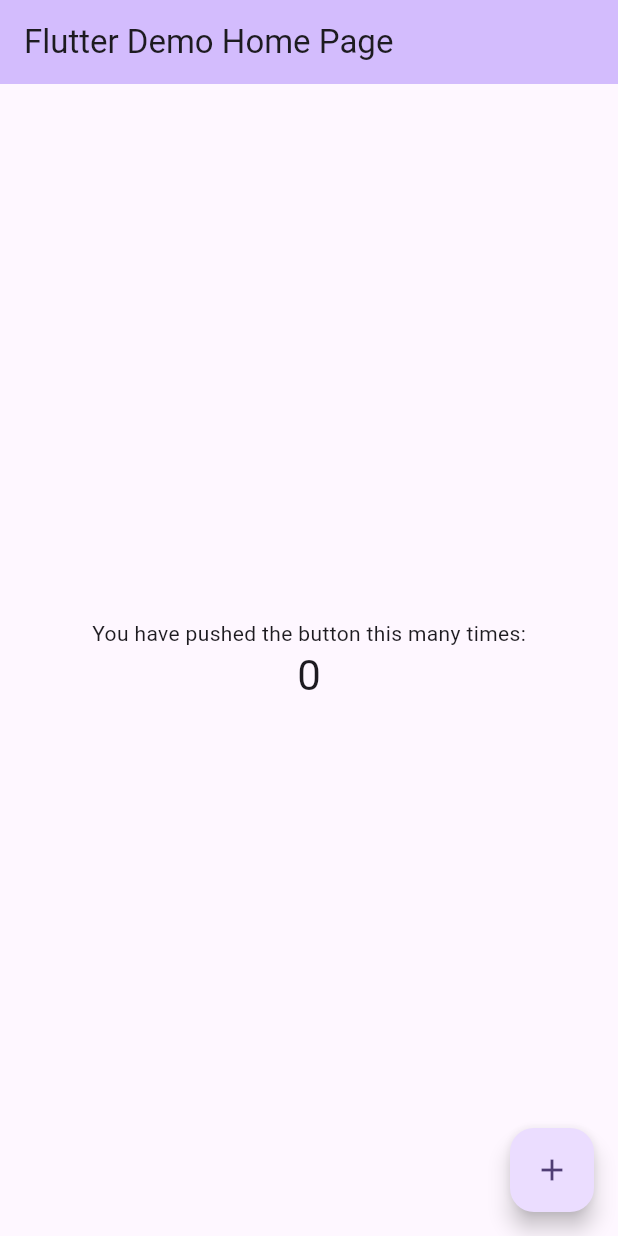
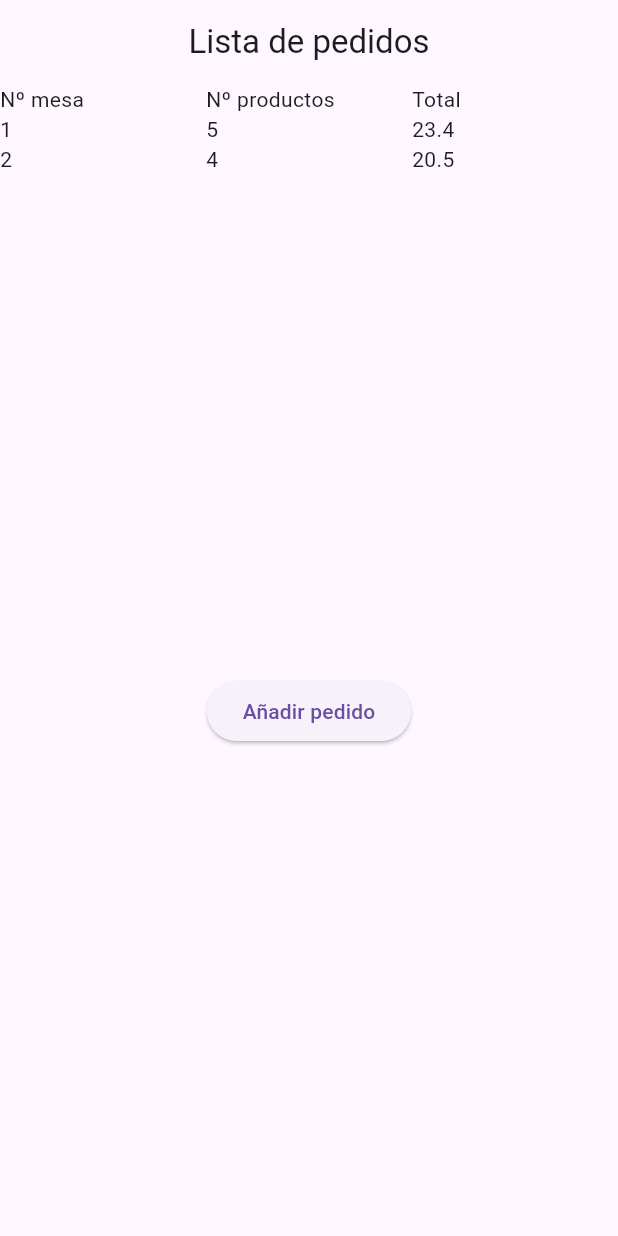
Before and after one commit to SilviaGarciaBouza/T4_1, a Flutter app: the screen it shows after launch, on a phone screen of 412 x 824 dp. Run offline on Flutter 3.47's test engine with Material 3 defaults, Android fonts, the phone set to English and light mode, and no system bars.

Commit message:
add init navigation

```diff
--- a/lib/main.dart
+++ b/lib/main.dart
@@ -1,4 +1,10 @@
 import 'package:flutter/material.dart';
+import 'package:provider/provider.dart';
+import 'package:t4_1/viewmodels/BarViewModel.dart';
+import 'package:t4_1/views/CrearPedidoView.dart';
+import 'package:t4_1/views/HomeView.dart';
+import 'package:t4_1/views/ResumenFinal.dart';
+import 'package:t4_1/views/SeleccionProductoView.dart';
 
 void main() {
   runApp(const MyApp());
@@ -6,117 +12,21 @@ void main() {
 
 class MyApp extends StatelessWidget {
   const MyApp({super.key});
-
-  // This widget is the root of your application.
   @override
   Widget build(BuildContext context) {
-    return MaterialApp(
-      title: 'Flutter Demo',
-      theme: ThemeData(
-        // This is the theme of your application.
-        //
-        // TRY THIS: Try running your application with "flutter run". You'll see
-        // the application has a purple toolbar. Then, without quitting the app,
-        // try changing the seedColor in the colorScheme below to Colors.green
-        // and then invoke "hot reload" (save your changes or press the "hot
-        // reload" button in a Flutter-supported IDE, or press "r" if you used
-        // the command line to start the app).
-        //
-        // Notice that the counter didn't reset back to zero; the application
-        // state is not lost during the reload. To reset the state, use hot
-        // restart instead.
-        //
-        // This works for code too, not just values: Most code changes can be
-        // tested with just a hot reload.
-        colorScheme: ColorScheme.fromSeed(seedColor: Colors.deepPurple),
+    return ChangeNotifierProvider(
+      create: (context) => BarViewModel(),
+      child: MaterialApp(
+        title: "Bar App",
+        theme: ThemeData(primarySwatch: Colors.blue),
+        initialRoute: HomeWiew.routeName,
+        routes: {
+          HomeWiew.routeName: (_) => HomeWiew(),
+          Crearpedidoview.routeName: (_) => Crearpedidoview(),
+          ResumenfinalView.routeName: (_) => ResumenfinalView(),
+          Seleccionproductoview.routeName: (_) => Seleccionproductoview(),
+        },
       ),
-      home: const MyHomePage(title: 'Flutter Demo Home Page'),
     );
   }
 }
-
-class MyHomePage extends StatefulWidget {
-  const MyHomePage({super.key, required this.title});
-
-  // This widget is the home page of your application. It is stateful, meaning
-  // that it has a State object (defined below) that contains fields that affect
-  // how it looks.
-
-  // This class is the configuration for the state. It holds the values (in this
-  // case the title) provided by the parent (in this case the App widget) and
-  // used by the build method of the State. Fields in a Widget subclass are
-  // always marked "final".
-
-  final String title;
-
-  @override
-  State<MyHomePage> createState() => _MyHomePageState();
-}
-
-class _MyHomePageState extends State<MyHomePage> {
-  int _counter = 0;
-
-  void _incrementCounter() {
-    setState(() {
-      // This call to setState tells the Flutter framework that something has
-      // changed in this State, which causes it to rerun the build method below
-      // so that the display can reflect the updated values. If we changed
-      // _counter without calling setState(), then the build method would not be
-      // called again, and so nothing would appear to happen.
-      _counter++;
-    });
-  }
-
-  @override
-  Widget build(BuildContext context) {
-    // This method is rerun every time setState is called, for instance as done
-    // by the _incrementCounter method above.
-    //
-    // The Flutter framework has been optimized to make rerunning build methods
-    // fast, so that you can just rebuild anything that needs updating rather
-    // than having to individually change instances of widgets.
-    return Scaffold(
-      appBar: AppBar(
-        // TRY THIS: Try changing the color here to a specific color (to
-        // Colors.amber, perhaps?) and trigger a hot reload to see the AppBar
-        // change color while the other colors stay the same.
-        backgroundColor: Theme.of(context).colorScheme.inversePrimary,
-        // Here we take the value from the MyHomePage object that was created by
-        // the App.build method, and use it to set our appbar title.
-        title: Text(widget.title),
-      ),
-      body: Center(
-        // Center is a layout widget. It takes a single child and positions it
-        // in the middle of the parent.
-        child: Column(
-          // Column is also a layout widget. It takes a list of children and
-          // arranges them vertically. By default, it sizes itself to fit its
-          // children horizontally, and tries to be as tall as its parent.
-          //
-          // Column has various properties to control how it sizes itself and
-          // how it positions its children. Here we use mainAxisAlignment to
-          // center the children vertically; the main axis here is the vertical
-          // axis because Columns are vertical (the cross axis would be
-          // horizontal).
-          //
-          // TRY THIS: Invoke "debug painting" (choose the "Toggle Debug Paint"
-          // action in the IDE, or press "p" in the console), to see the
-          // wireframe for each widget.
-          mainAxisAlignment: MainAxisAlignment.center,
-          children: <Widget>[
-            const Text('You have pushed the button this many times:'),
-            Text(
-              '$_counter',
-              style: Theme.of(context).textTheme.headlineMedium,
-            ),
-          ],
-        ),
-      ),
-      floatingActionButton: FloatingActionButton(
-        onPressed: _incrementCounter,
-        tooltip: 'Increment',
-        child: const Icon(Icons.add),
-      ), // This trailing comma makes auto-formatting nicer for build methods.
-    );
-  }
-}
--- /dev/null
+++ b/lib/models/BarModel.dart
@@ -0,0 +1,46 @@
+import 'Pedido.dart';
+import 'Producto.dart';
+
+class BarModel {
+  List<Pedido> listaPedidos = [
+    Pedido(mesaId: 1, numProductos: 5, totalEuros: 23.4),
+    Pedido(mesaId: 2, numProductos: 4, totalEuros: 20.5),
+  ];
+
+  Pedido? getPedido(int mesaId) {
+    try {
+      return listaPedidos.firstWhere((pedido) => pedido.mesaId == mesaId);
+    } catch (e) {
+      return null;
+    }
+  }
+
+  void addPedido(Pedido p) {
+    listaPedidos.add(p);
+  }
+
+  Pedido crearPedido(int idMesa, List<Producto> listaProductos) {
+    double totalEuros = 0;
+    for (Producto producto in listaProductos) {
+      totalEuros += producto.precio;
+    }
+    return Pedido(
+      mesaId: idMesa,
+      numProductos: listaProductos.length,
+      totalEuros: totalEuros,
+    );
+  }
+
+  List<Producto> listaProductos = [
+    Producto(name: "Cafe", precio: 1.5),
+    Producto(name: "Zumo", precio: 2.3),
+    Producto(name: "Chocolate", precio: 2.0),
+    Producto(name: "Descafeinado", precio: 1.4),
+    Producto(name: "Batido", precio: 2.8),
+    Producto(name: "Té", precio: 1.7),
+  ];
+
+  void addProducto(Producto p) {
+    listaProductos.add(p);
+  }
+}
--- a/lib/models/Pedido.dart
+++ b/lib/models/Pedido.dart
@@ -1,5 +1,9 @@
-class Pedido{
-  Pedido(this.mesaId, this.numProductos, this.totalEuros);
+class Pedido {
+  Pedido({
+    required this.mesaId,
+    required this.numProductos,
+    required this.totalEuros,
+  });
   int mesaId;
   int numProductos;
   double totalEuros;
--- /dev/null
+++ b/lib/models/Producto.dart
@@ -0,0 +1,10 @@
+class Producto {
+  Producto({
+    required this.name,
+    required this.precio,
+    this.esSeleccionado = false,
+  });
+  String name;
+  double precio;
+  bool esSeleccionado;
+}
--- /dev/null
+++ b/lib/viewmodels/BarViewModel.dart
@@ -0,0 +1,30 @@
+import 'package:flutter/material.dart';
+import 'package:t4_1/models/Producto.dart';
+
+import '../models/BarModel.dart';
+import '../models/Pedido.dart';
+
+class BarViewModel extends ChangeNotifier {
+  BarModel barModel = BarModel();
+  List<Pedido> getListaPedidos() {
+    return barModel.listaPedidos;
+  }
+
+  void addPedido(Pedido p) {
+    barModel.addPedido(p);
+    notifyListeners();
+  }
+
+  Pedido crearPedido(int idMesa, List<Producto> listaProductos) {
+    return barModel.crearPedido(idMesa, listaProductos);
+  }
+
+  List<Producto> getListaProductos() {
+    return barModel.listaProductos;
+  }
+
+  void addProducto(Producto p) {
+    barModel.addProducto(p);
+    notifyListeners();
+  }
+}
--- /dev/null
+++ b/lib/views/HomeView.dart
@@ -0,0 +1,69 @@
+import 'package:flutter/material.dart';
+import 'package:t4_1/viewmodels/BarViewModel.dart';
+import 'package:t4_1/views/CrearPedidoView.dart';
+import 'package:provider/provider.dart';
+
+class HomeWiew extends StatelessWidget {
+  static const routeName = '/';
+  const HomeWiew({super.key});
+  @override
+  Widget build(BuildContext context) {
+    final barViewModel = Provider.of<BarViewModel>(context);
+    return Scaffold(
+      appBar: AppBar(title: Center(child: Text("Lista de pedidos"))),
+      body: Column(
+        children: [
+          Row(
+            children: [
+              Expanded(flex: 1, child: Text("Nº mesa")),
+              Expanded(flex: 1, child: Text("Nº productos")),
+              Expanded(flex: 1, child: Text("Total")),
+            ],
+          ),
+          Expanded(
+            child: ListView.builder(
+              itemCount: barViewModel.getListaPedidos().length,
+              itemBuilder: (context, index) {
+                return Row(
+                  children: [
+                    Expanded(
+                      flex: 1,
+                      child: Text(
+                        barViewModel.getListaPedidos()[index].mesaId.toString(),
+                      ),
+                    ),
+                    Expanded(
+                      flex: 1,
+                      child: Text(
+                        barViewModel
+                            .getListaPedidos()[index]
+                            .numProductos
+                            .toString(),
+                      ),
+                    ),
+                    Expanded(
+                      flex: 1,
+                      child: Text(
+                        barViewModel
+                            .getListaPedidos()[index]
+                            .totalEuros
+                            .toString(),
+                      ),
+                    ),
+                  ],
+                );
+              },
+            ),
+          ),
+          Flexible(
+            child: ElevatedButton(
+              onPressed: () =>
+                  Navigator.pushNamed(context, Crearpedidoview.routeName),
+              child: Text("Añadir pedido"),
+            ),
+          ),
+        ],
+      ),
+    );
+  }
+}
```
Also changed, not shown: lib/views/CrearPedidoView.dart (added, +114 -0 lines), lib/views/ResumenFinal.dart (added, +24 -0 lines), lib/views/SeleccionProductoView.dart (added, +87 -0 lines), pubspec.yaml (+2 -69 lines), pubspec.lock, 1 other file.
